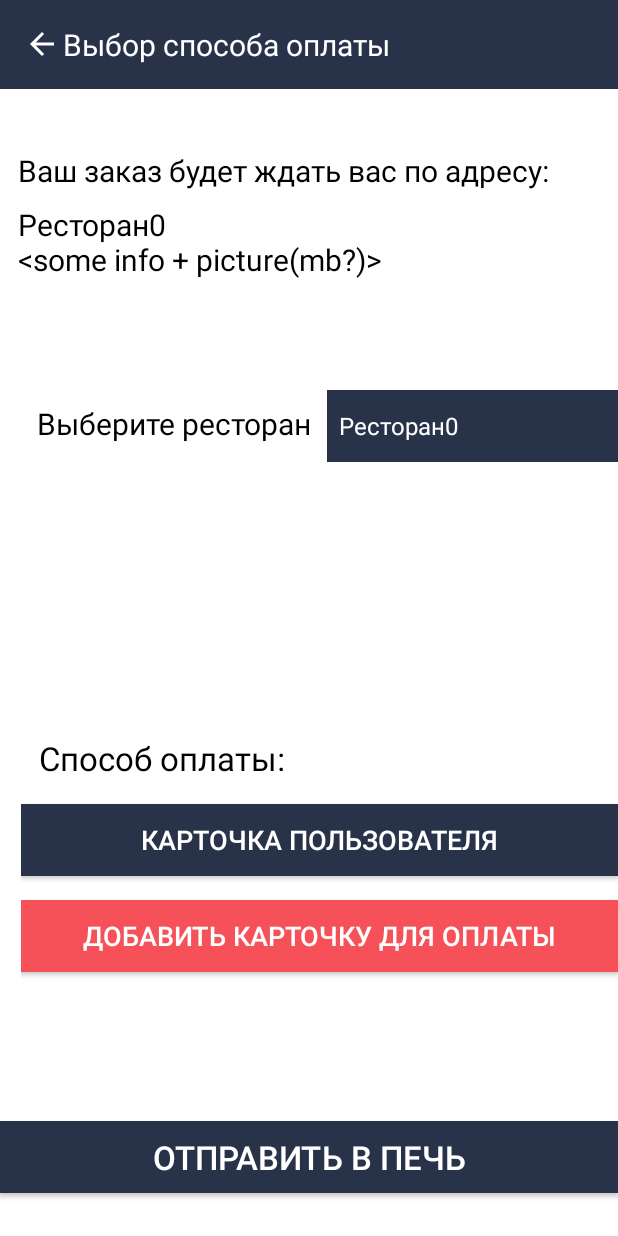
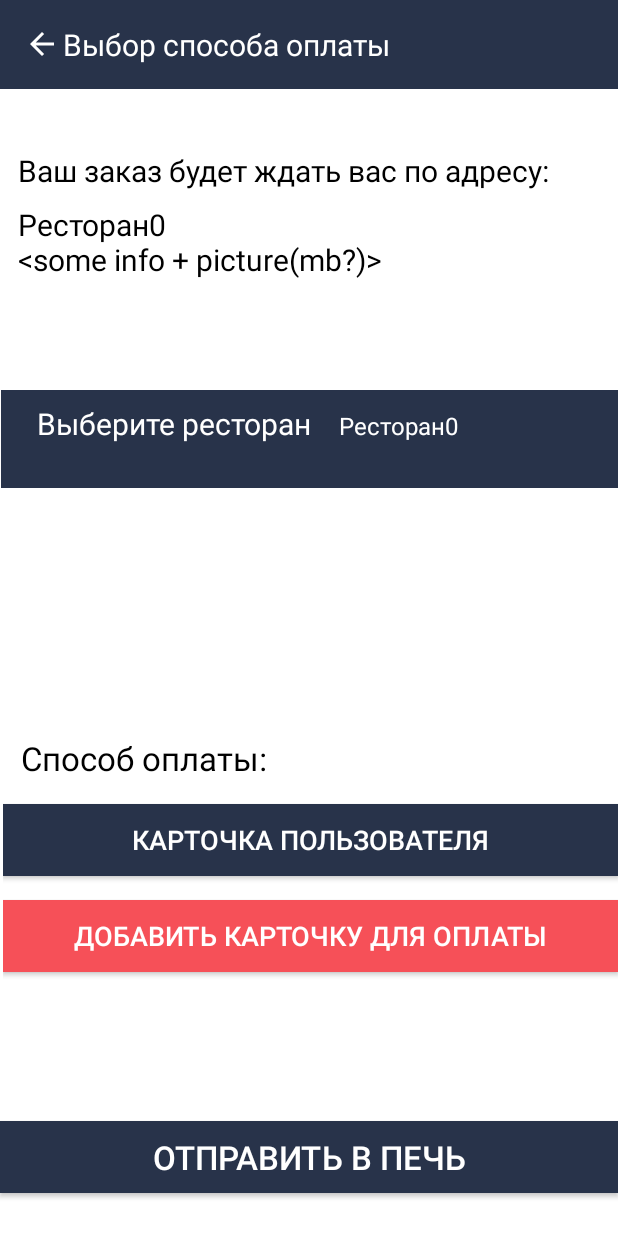
Before and after one commit to Maxerum/fastFoodApp, an Android app: the PayMainActivity screen opened directly, with no data from a screen before it, on a phone screen of 412 x 824 dp. Run offline under Robolectric (Android 15) with nearby library versions, the phone set to English and light mode, and no system bars; Roboto replaces fonts that are not available here.

Commit message:
Some changes

```diff
--- a/fastFoodApplication/app/src/main/res/layout/activity_pay_main.xml
+++ b/fastFoodApplication/app/src/main/res/layout/activity_pay_main.xml
@@ -46,18 +46,19 @@
         android:layout_marginTop="260dp"
         android:orientation="horizontal"
         android:paddingLeft="12dp"
+        android:background="@color/appBlueColor"
         app:layout_constraintEnd_toEndOf="parent"
         app:layout_constraintHorizontal_bias="1.0"
         app:layout_constraintStart_toStartOf="parent"
         app:layout_constraintTop_toTopOf="parent">
 
         <TextView
-            android:paddingLeft="12dp"
             android:layout_width="wrap_content"
             android:layout_height="wrap_content"
             android:layout_weight="0"
+            android:paddingLeft="12dp"
             android:text="Выберите ресторан"
-            android:textColor="@color/black"
+            android:textColor="@color/white"
             android:textSize="20sp" />
 
         <Space
@@ -76,7 +77,6 @@
     </LinearLayout>
 
     <LinearLayout
-        android:paddingLeft="12dp"
         android:id="@+id/linearLayout2"
         android:layout_width="410dp"
         android:layout_height="186dp"
@@ -94,9 +94,9 @@
             android:layout_height="wrap_content" />
 
         <TextView
-            android:paddingLeft="12dp"
             android:layout_width="match_parent"
             android:layout_height="wrap_content"
+            android:paddingLeft="12dp"
             android:text="Способ оплаты:"
             android:textColor="@color/black"
             android:textSize="22sp" />
```
